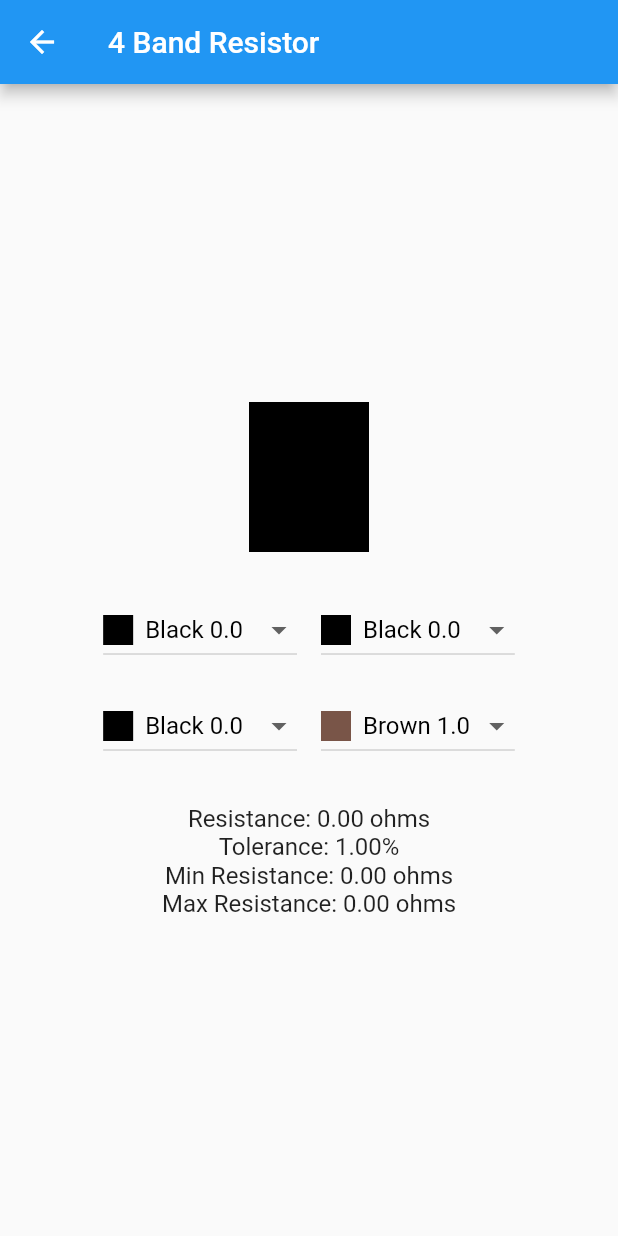
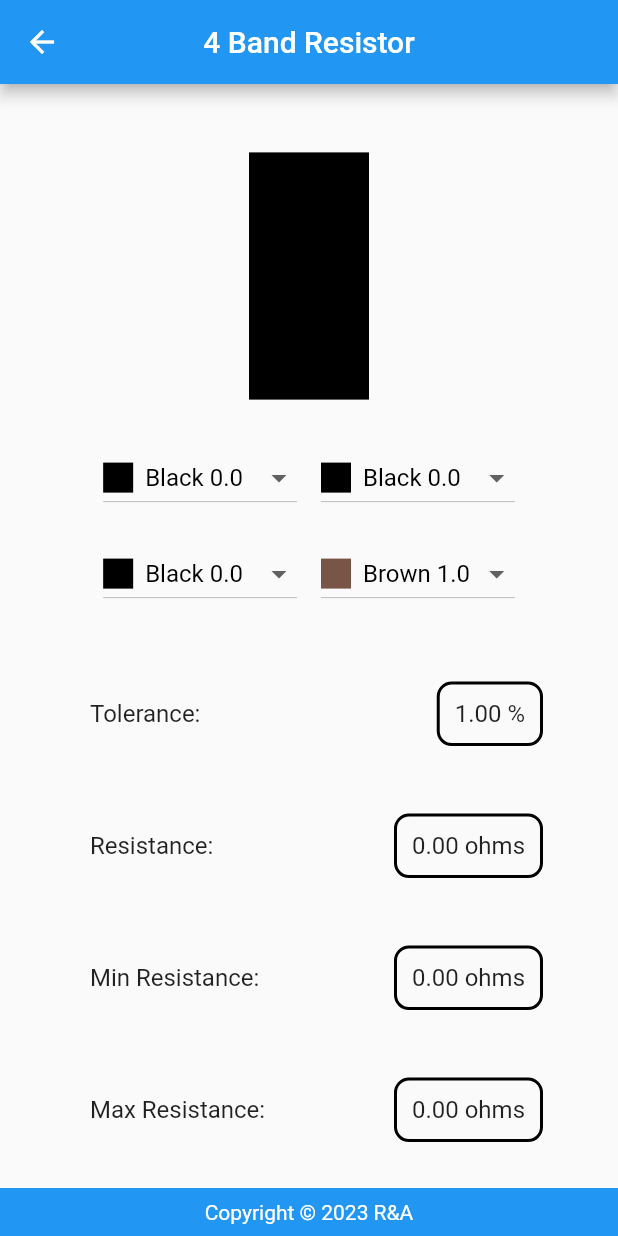
Before and after one commit to abakhour/ResistorApp, a Flutter app: the screen it shows after launch, after a tap on "4 Band Resistor", on a phone screen of 412 x 824 dp. Run offline on Flutter 3.47's test engine with Material 2 defaults, Android fonts, the phone set to English and light mode, and no system bars.

Commit message:
Add Design & Responsiveness

```diff
--- a/lib/home.dart
+++ /dev/null
@@ -1,51 +0,0 @@
-import 'package:flutter/material.dart';
-import 'resistor3Band.dart';
-import 'resistor4Band.dart';
-import 'resistor5Band.dart';
-
-class MyHomePage extends StatelessWidget {
-  const MyHomePage({super.key});
-
-  @override
-  Widget build(BuildContext context) {
-    return Scaffold(
-      appBar: AppBar(title: const Text('Resistor Color Code')),
-      body: Center(
-        child: Column(
-          mainAxisAlignment: MainAxisAlignment.center,
-          children: [
-            ElevatedButton(
-              onPressed: () {
-                Navigator.push(
-                  context,
-                  MaterialPageRoute(builder: (context) => const Resistor3Band()),
-                );
-              },
-              child: const Text('3 Band Resistor'),
-            ),
-            const SizedBox(height: 20),
-            ElevatedButton(
-              onPressed: () {
-                Navigator.push(
-                  context,
-                  MaterialPageRoute(builder: (context) => const Resistor4Band()),
-                );
-              },
-              child: const Text('4 Band Resistor'),
-            ),
-            const SizedBox(height: 20),
-            ElevatedButton(
-              onPressed: () {
-                Navigator.push(
-                  context,
-                  MaterialPageRoute(builder: (context) => const Resistor5Band()),
-                );
-              },
-              child: const Text('5 Band Resistor'),
-            ),
-          ],
-        ),
-      ),
-    );
-  }
-}
--- a/lib/main.dart
+++ b/lib/main.dart
@@ -1,5 +1,5 @@
 import 'package:flutter/material.dart';
-import 'home.dart';
+import 'pages/home.dart';
 
 void main() {
   runApp(const MyApp());
@@ -11,6 +11,7 @@ class MyApp extends StatelessWidget {
   @override
   Widget build(BuildContext context) {
     return const MaterialApp(
+      debugShowCheckedModeBanner: false,
       home: MyHomePage(),
     );
   }
--- /dev/null
+++ b/lib/pages/home.dart
@@ -0,0 +1,89 @@
+import 'package:flutter/material.dart';
+import 'resistor_3_band.dart';
+import 'resistor_4_band.dart';
+import 'resistor_5_band.dart';
+import '../widgets/footer.dart';
+import '../widgets/header.dart';
+
+class MyHomePage extends StatelessWidget {
+  const MyHomePage({Key? key}) : super(key: key);
+
+  @override
+  Widget build(BuildContext context) {
+    double buttonWidth = MediaQuery.of(context).size.width * 0.7;
+
+    return Scaffold(
+      appBar: const Header(titleText: 'Resistor App'),
+      body: Center(
+        child: _buildBody(context, buttonWidth),
+      ),
+      bottomNavigationBar: Footer(),
+    );
+  }
+
+  Widget _buildBody(BuildContext context, double buttonWidth) {
+    return SingleChildScrollView(
+      child: Column(
+        children: [
+          const SizedBox(height: 0,),
+          Image.asset(
+            'assets/resistor_image.jpeg',
+            width: 600,
+          ),
+          const SizedBox(height: 0,),
+          _buildButton(
+            context,
+            '3 Band Resistor',
+            const Resistor3Band(),
+            buttonWidth,
+          ),
+          const SizedBox(height: 20),
+          _buildButton(
+            context,
+            '4 Band Resistor',
+            const Resistor4Band(),
+            buttonWidth,
+          ),
+          const SizedBox(height: 20),
+          _buildButton(
+            context,
+            '5 Band Resistor',
+            const Resistor5Band(),
+            buttonWidth,
+          ),
+          const SizedBox(height: 20),
+        ],
+      ),
+    );
+  }
+
+  Widget _buildButton(
+    BuildContext context,
+    String buttonText,
+    Widget route,
+    double buttonWidth,
+  ) {
+    return ElevatedButton(
+      onPressed: () {
+        Navigator.push(
+          context,
+          MaterialPageRoute(builder: (context) => route),
+        );
+      },
+      style: ElevatedButton.styleFrom(
+        backgroundColor: Colors.blue,
+        foregroundColor: Colors.white,
+        elevation: 5,
+        padding: const EdgeInsets.symmetric(horizontal: 10, vertical: 10),
+        shape: RoundedRectangleBorder(
+          borderRadius: BorderRadius.circular(10),
+        ),
+        minimumSize: Size(buttonWidth, 0),
+      ),
+      child: Text(
+        buttonText,
+        style: const TextStyle(fontSize: 18),
+      ),
+    );
+  }
+}
--- a/lib/resistor3Band.dart
+++ b/lib/pages/resistor_3_band.dart
@@ -1,5 +1,7 @@
 import 'package:flutter/material.dart';
-import 'resistorWidget.dart';
+import 'package:resistor_app/widgets/footer.dart';
+import 'package:resistor_app/widgets/header.dart';
+import '../widgets/resistor_widget.dart';
 
 class Resistor3Band extends StatelessWidget {
   const Resistor3Band({Key? key}) : super(key: key);
@@ -7,14 +9,14 @@ class Resistor3Band extends StatelessWidget {
   @override
   Widget build(BuildContext context) {
     return Scaffold(
-      appBar: AppBar(title: const Text('3 Band Resistor')),
+      appBar: (const Header(titleText: '3 Band Resistor')),
       body: Center(
         child: ResistorWidget(
           numberOfBands: 3,
-          onResistanceCalculated: (resistance, tolerance, minRes, maxRes) {
-          },
+          onResistanceCalculated: (resistance, tolerance, minRes, maxRes) {},
         ),
       ),
+      bottomNavigationBar: Footer(),
     );
   }
 }
--- a/lib/resistor4Band.dart
+++ b/lib/pages/resistor_4_band.dart
@@ -1,5 +1,7 @@
 import 'package:flutter/material.dart';
-import 'resistorWidget.dart';
+import 'package:resistor_app/widgets/footer.dart';
+import 'package:resistor_app/widgets/header.dart';
+import '../widgets/resistor_widget.dart';
 
 class Resistor4Band extends StatelessWidget {
   const Resistor4Band({Key? key}) : super(key: key);
@@ -7,14 +9,14 @@ class Resistor4Band extends StatelessWidget {
   @override
   Widget build(BuildContext context) {
     return Scaffold(
-      appBar: AppBar(title: const Text('4 Band Resistor')),
+      appBar: (const Header(titleText: '4 Band Resistor')),
       body: Center(
         child: ResistorWidget(
           numberOfBands: 4,
-          onResistanceCalculated: (resistance, tolerance, minRes, maxRes) {
-          },
+          onResistanceCalculated: (resistance, tolerance, minRes, maxRes) {},
         ),
       ),
+      bottomNavigationBar: Footer(),
     );
   }
 }
--- a/lib/resistor5Band.dart
+++ b/lib/pages/resistor_5_band.dart
@@ -1,5 +1,7 @@
 import 'package:flutter/material.dart';
-import 'resistorWidget.dart';
+import 'package:resistor_app/widgets/footer.dart';
+import 'package:resistor_app/widgets/header.dart';
+import '../widgets/resistor_widget.dart';
 
 class Resistor5Band extends StatelessWidget {
   const Resistor5Band({Key? key}) : super(key: key);
@@ -7,14 +9,14 @@ class Resistor5Band extends StatelessWidget {
   @override
   Widget build(BuildContext context) {
     return Scaffold(
-      appBar: AppBar(title: const Text('5 Band Resistor')),
+      appBar: (const Header(titleText: '5 Band Resistor')),
       body: Center(
         child: ResistorWidget(
           numberOfBands: 5,
-          onResistanceCalculated: (resistance, tolerance, minRes, maxRes) {
-          },
+          onResistanceCalculated: (resistance, tolerance, minRes, maxRes) {},
         ),
       ),
+      bottomNavigationBar: Footer(),
     );
   }
 }
--- /dev/null
+++ b/lib/widgets/footer.dart
@@ -0,0 +1,24 @@
+import 'package:flutter/material.dart';
+
+class Footer extends StatelessWidget {
+  final int currentYear = DateTime.now().year;
+
+  Footer({super.key});
+
+  @override
+  Widget build(BuildContext context) {
+    return Container(
+      color: Colors.blue,
+      padding: const EdgeInsets.all(8.0),
+      child: Row(
+        mainAxisAlignment: MainAxisAlignment.center,
+        children: [
+          Text(
+            'Copyright © $currentYear R&A',
+            style: const TextStyle(fontSize: 14, color: Colors.white),
+          ),
+        ],
+      ),
+    );
+  }
+}
--- /dev/null
+++ b/lib/widgets/header.dart
@@ -0,0 +1,18 @@
+import 'package:flutter/material.dart';
+class Header extends StatelessWidget implements PreferredSizeWidget {
+  final String titleText;
+
+  const Header({Key? key, required this.titleText}) : super(key: key);
+
+  @override
+  Size get preferredSize => const Size.fromHeight(kToolbarHeight);
+
+  @override
+  Widget build(BuildContext context) {
+    return AppBar(
+      title: Text(titleText),
+      backgroundColor: Colors.blue,
+      centerTitle: true,
+    );
+  }
+}
--- a/lib/resistorWidget.dart
+++ b/lib/widgets/resistor_widget.dart
@@ -4,14 +4,12 @@ import 'package:flutter/material.dart';
 class ResistorBand {
   final Color color;
   final double value;
-
   ResistorBand(this.color, this.value);
 }
 
 class ToleranceBand {
   final Color color;
   final double value;
-
   ToleranceBand(this.color, this.value);
 }
 
@@ -26,10 +24,10 @@ class ResistorWidget extends StatefulWidget {
   }) : super(key: key);
 
   @override
-  _ResistorWidgetState createState() => _ResistorWidgetState();
+  ResistorWidgetState createState() => ResistorWidgetState();
 }
 
-class _ResistorWidgetState extends State<ResistorWidget> {
+class ResistorWidgetState extends State<ResistorWidget> {
   late List<ResistorBand> resistorBands;
   late List<ToleranceBand> toleranceBands;
 
@@ -42,10 +40,9 @@ class _ResistorWidgetState extends State<ResistorWidget> {
     ToleranceBand(Colors.blue, 0.25),
     ToleranceBand(Colors.purple, 0.1),
     ToleranceBand(Colors.grey, 0.05),
-    ToleranceBand(Color(0xFFFFD700), 5), // Gold
-    ToleranceBand(Color(0xFFC0C0C0), 10) // Silver
+    ToleranceBand(const Color(0xFFFFD700), 5), // Gold
+    ToleranceBand(const Color(0xFFC0C0C0), 10) // Silver
   ];
-
 
   final List<ResistorBand> resistorColors = [
     ResistorBand(Colors.black, 0),
@@ -63,10 +60,10 @@ class _ResistorWidgetState extends State<ResistorWidget> {
   @override
   void initState() {
     super.initState();
+    toleranceBands =
+        List<ToleranceBand>.filled(widget.numberOfBands, toleranceColors[0]);
+    resistorBands = List.filled(widget.numberOfBands, resistorColors[0]);
 
-    toleranceBands = List<ToleranceBand>.filled(widget.numberOfBands, toleranceColors[0]);
-
-    resistorBands = List.filled(widget.numberOfBands, resistorColors[0]);
     widget.onResistanceCalculated(
       calculateResistance(),
       calculateTolerance(),
@@ -75,18 +72,16 @@ class _ResistorWidgetState extends State<ResistorWidget> {
     );
   }
 
-
   double calculateTolerance() {
-    double Tolerance = 0.0;
+    double tolerance = 0.0;
     if (widget.numberOfBands == 3) {
       return 20;
     }
     for (var band in toleranceBands) {
-      Tolerance = band.value;
+      tolerance = band.value;
     }
-    return Tolerance;
+    return tolerance;
   }
-
 
   double calculateResistance() {
     double firstDigit = resistorBands[0].value;
@@ -94,7 +89,6 @@ class _ResistorWidgetState extends State<ResistorWidget> {
     double thirdDigit = 0;
     int multipIndex = resistorBands.length - 2;
     double multiplier = resistorBands[multipIndex].value;
-
     if (resistorBands.length == 3) {
       firstDigit = resistorBands[0].value;
       secondDigit = resistorBands[1].value;
@@ -105,14 +99,11 @@ class _ResistorWidgetState extends State<ResistorWidget> {
       secondDigit = 10 * resistorBands[1].value;
       thirdDigit = resistorBands[2].value;
     }
-
     double significantFigures = (firstDigit * 10) + secondDigit + thirdDigit;
     double resistanceValue =
         significantFigures * pow(10, multiplier).toDouble();
-
     return resistanceValue;
   }
-
 
   double calculateMinResistance() {
     double resistance = calculateResistance();
@@ -126,35 +117,61 @@ class _ResistorWidgetState extends State<ResistorWidget> {
     return resistance + (resistance * tolerance);
   }
 
+Widget buildResultText(String label, double value, {bool isPercentage = false}) {
+  return Container(
+    margin: const EdgeInsets.only(left: 50, top: 40, right: 50, bottom: 5),
+    child: Row(
+      crossAxisAlignment: CrossAxisAlignment.center,
+      children: [
+        Expanded(
+          child: Padding(
+            padding: const EdgeInsets.all(10),
+            child: Text(
+              '$label:',
+              style: const TextStyle(fontSize: 16),
+            ),
+          ),
+        ),
+        // const SizedBox(width: 8),
+        Container(
+          padding: const EdgeInsets.all(10),
+          decoration: BoxDecoration(
+            border: Border.all(
+              color: Colors.black,
+              width: 2,
+            ),
+            borderRadius: BorderRadius.circular(10),
+          ),
+          child: Text(
+            '${value.toStringAsFixed(2)} ${isPercentage ? '%' : 'ohms'}',
+            style: const TextStyle(fontSize: 16),
+          ),
+        ),
+      ],
+    ),
+  );
+}
+
+
   @override
   Widget build(BuildContext context) {
-    return Center(
+    return SafeArea(
+      child: Center(
+        child: SingleChildScrollView(
           child: Column(
-        mainAxisAlignment: MainAxisAlignment.center,
             children: [
+              const SizedBox(height: 20),
               buildResistorBands(),
               const SizedBox(height: 20),
               buildColorSelection(),
-          const SizedBox(height: 20),
-          Text(
-            'Resistance: ${calculateResistance().toStringAsFixed(2)} ohms',
-            style: const TextStyle(fontSize: 16),
+              buildResultText('Tolerance', calculateTolerance(),
+                  isPercentage: true),
+              buildResultText('Resistance', calculateResistance()),
+              buildResultText('Min Resistance', calculateMinResistance()),
+              buildResultText('Max Resistance', calculateMaxResistance()),
+            ],
           ),
-          Text(
-            'Tolerance: ${calculateTolerance().toStringAsFixed(2)}%',
-            style: const TextStyle(fontSize: 16),
         ),
-          Text(
-            'Min Resistance: ${calculateMinResistance().toStringAsFixed(
-                2)} ohms',
-            style: const TextStyle(fontSize: 16),
-          ),
-          Text(
-              'Max Resistance: ${calculateMaxResistance().toStringAsFixed(
-                  2)} ohms',
-              style: const TextStyle(fontSize: 16)
-          )
-        ],
       ),
     );
   }
@@ -166,7 +183,7 @@ class _ResistorWidgetState extends State<ResistorWidget> {
         for (var band in resistorBands)
           Container(
             width: 20,
-            height: 100,
+            height: MediaQuery.of(context).size.height * 0.2,
             color: band.color,
           ),
       ],
@@ -276,7 +293,7 @@ class _ResistorWidgetState extends State<ResistorWidget> {
   if (color == Colors.purple) return 'Purple';
   if (color == Colors.grey) return 'Grey';
   if (color == Colors.white) return 'White';
-  if (color == Color(0xFFFFD700) ) return 'Gold';
-  if (color == Color(0xFFC0C0C0) ) return 'Silver';
+  if (color == const Color(0xFFFFD700)) return 'Gold';
+  if (color == const Color(0xFFC0C0C0)) return 'Silver';
   return 'Unknown';
 }
--- a/pubspec.yaml
+++ b/pubspec.yaml
@@ -59,9 +59,8 @@ flutter:
   uses-material-design: true
 
   # To add assets to your application, add an assets section, like this:
-  # assets:
-  #   - images/a_dot_burr.jpeg
-  #   - images/a_dot_ham.jpeg
+  assets:
+    - assets/resistor_image.jpeg
 
   # An image asset can refer to one or more resolution-specific "variants", see
   # https://flutter.dev/assets-and-images/#resolution-aware
```
Also changed, not shown: assets/resistor_image.jpeg (added). Lines whose indentation alone changed are shown as unchanged.
